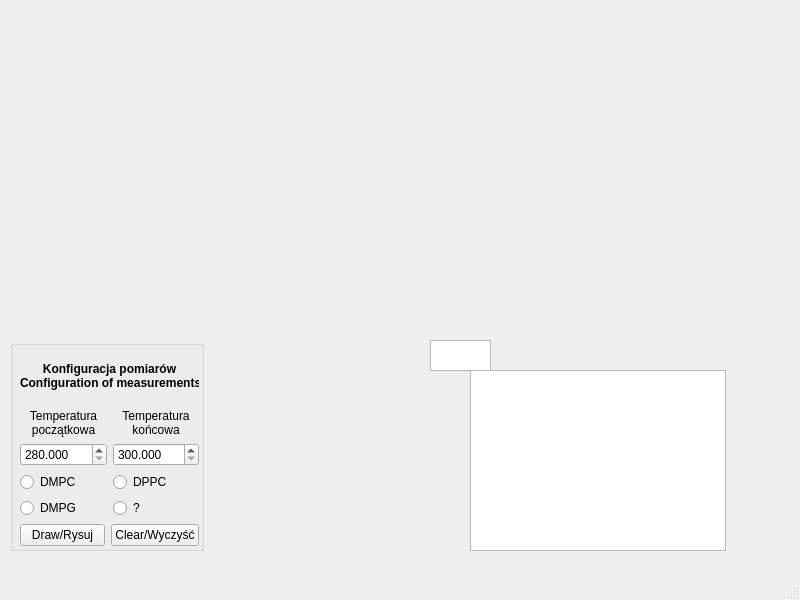
Above: Calorimetry/mainwindow.ui from pgogoWro/CalorimetryQT before the change. Below: the same form after it.
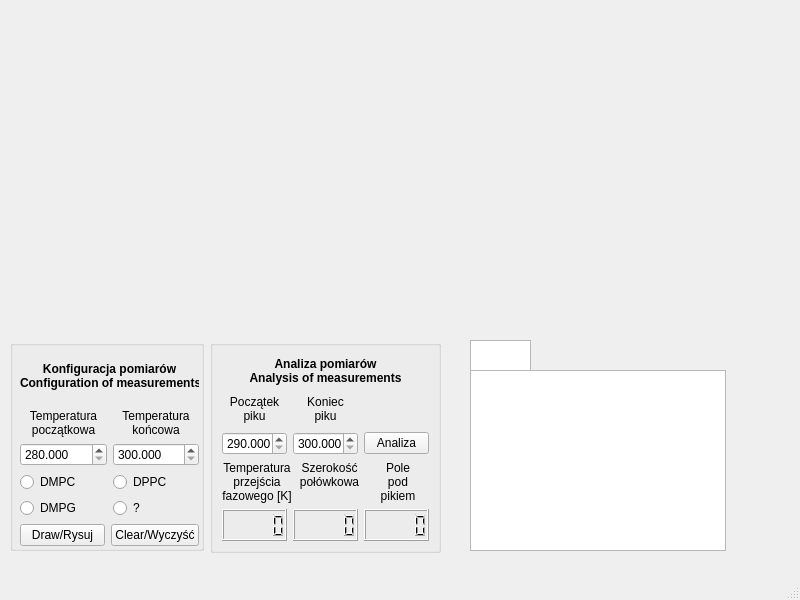
That is the form after the change. Custom widgets are drawn as their Qt base class.

Commit message: Area under curve doesnt work, new point of view, problem with sPeak

```diff
--- a/Calorimetry/mainwindow.ui
+++ b/Calorimetry/mainwindow.ui
@@ -195,13 +195,163 @@
    <widget class="QTextBrowser" name="textBrowser">
     <property name="geometry">
      <rect>
-      <x>430</x>
+      <x>470</x>
       <y>340</y>
       <width>61</width>
       <height>31</height>
      </rect>
     </property>
    </widget>
+   <widget class="QGroupBox" name="groupBox_2">
+    <property name="geometry">
+     <rect>
+      <x>210</x>
+      <y>340</y>
+      <width>231</width>
+      <height>213</height>
+     </rect>
+    </property>
+    <layout class="QGridLayout" name="gridLayout_2">
+     <item row="0" column="0">
+      <layout class="QVBoxLayout" name="verticalLayout_7">
+       <item>
+        <widget class="QLabel" name="label_7">
+         <property name="text">
+          <string>&lt;html&gt;&lt;head/&gt;&lt;body&gt;&lt;p&gt;&lt;span style=&quot; font-weight:700;&quot;&gt;Analiza pomiarów&lt;br/&gt;Analysis of measurements&lt;/span&gt;&lt;/p&gt;&lt;/body&gt;&lt;/html&gt;</string>
+         </property>
+         <property name="alignment">
+          <set>Qt::AlignCenter</set>
+         </property>
+        </widget>
+       </item>
+       <item>
+        <layout class="QHBoxLayout" name="horizontalLayout_7">
+         <item>
+          <widget class="QLabel" name="label_5">
+           <property name="text">
+            <string>&lt;html&gt;&lt;head/&gt;&lt;body&gt;&lt;p&gt;Początek&lt;br/&gt;piku&lt;/p&gt;&lt;/body&gt;&lt;/html&gt;</string>
+           </property>
+           <property name="alignment">
+            <set>Qt::AlignCenter</set>
+           </property>
+          </widget>
+         </item>
+         <item>
+          <widget class="QLabel" name="label_6">
+           <property name="text">
+            <string>&lt;html&gt;&lt;head/&gt;&lt;body&gt;&lt;p&gt;Koniec&lt;br/&gt;piku&lt;/p&gt;&lt;/body&gt;&lt;/html&gt;</string>
+           </property>
+           <property name="alignment">
+            <set>Qt::AlignCenter</set>
+           </property>
+          </widget>
+         </item>
+         <item>
+          <widget class="QLabel" name="label_8">
+           <property name="text">
+            <string/>
+           </property>
+           <property name="alignment">
+            <set>Qt::AlignCenter</set>
+           </property>
+          </widget>
+         </item>
+        </layout>
+       </item>
+       <item>
+        <layout class="QHBoxLayout" name="horizontalLayout_6">
+         <item>
+          <widget class="QDoubleSpinBox" name="startPik">
+           <property name="decimals">
+            <number>3</number>
+           </property>
+           <property name="minimum">
+            <double>290.000000000000000</double>
+           </property>
+           <property name="maximum">
+            <double>320.000000000000000</double>
+           </property>
+           <property name="singleStep">
+            <double>0.015000000000000</double>
+           </property>
+          </widget>
+         </item>
+         <item>
+          <widget class="QDoubleSpinBox" name="endPik">
+           <property name="decimals">
+            <number>3</number>
+           </property>
+           <property name="minimum">
+            <double>300.000000000000000</double>
+           </property>
+           <property name="maximum">
+            <double>320.000000000000000</double>
+           </property>
+           <property name="singleStep">
+            <double>0.015000000000000</double>
+           </property>
+          </widget>
+         </item>
+         <item>
+          <widget class="QPushButton" name="analysisButton">
+           <property name="text">
+            <string>Analiza</string>
+           </property>
+          </widget>
+         </item>
+        </layout>
+       </item>
+       <item>
+        <layout class="QHBoxLayout" name="horizontalLayout_5">
+         <item>
+          <widget class="QLabel" name="label_2">
+           <property name="text">
+            <string>&lt;html&gt;&lt;head/&gt;&lt;body&gt;&lt;p&gt;Temperatura&lt;br/&gt;przejścia&lt;br/&gt;fazowego [K]&lt;/p&gt;&lt;/body&gt;&lt;/html&gt;</string>
+           </property>
+           <property name="alignment">
+            <set>Qt::AlignCenter</set>
+           </property>
+          </widget>
+         </item>
+         <item>
+          <widget class="QLabel" name="label_4">
+           <property name="text">
+            <string>&lt;html&gt;&lt;head/&gt;&lt;body&gt;&lt;p&gt;Szerokość&lt;br/&gt;połówkowa&lt;/p&gt;&lt;/body&gt;&lt;/html&gt;</string>
+           </property>
+           <property name="alignment">
+            <set>Qt::AlignHCenter|Qt::AlignTop</set>
+           </property>
+          </widget>
+         </item>
+         <item>
+          <widget class="QLabel" name="label_3">
+           <property name="text">
+            <string>&lt;html&gt;&lt;head/&gt;&lt;body&gt;&lt;p&gt;Pole&lt;br/&gt;pod&lt;br/&gt;pikiem&lt;/p&gt;&lt;/body&gt;&lt;/html&gt;</string>
+           </property>
+           <property name="alignment">
+            <set>Qt::AlignCenter</set>
+           </property>
+          </widget>
+         </item>
+        </layout>
+       </item>
+       <item>
+        <layout class="QHBoxLayout" name="horizontalLayout_4">
+         <item>
+          <widget class="QLCDNumber" name="lcdnumber"/>
+         </item>
+         <item>
+          <widget class="QLCDNumber" name="lcdNumber_2"/>
+         </item>
+         <item>
+          <widget class="QLCDNumber" name="areaUnderCurve"/>
+         </item>
+        </layout>
+       </item>
+      </layout>
+     </item>
+    </layout>
+   </widget>
   </widget>
   <widget class="QMenuBar" name="menubar">
    <property name="geometry">
```
The commit also changes 25 other files.
